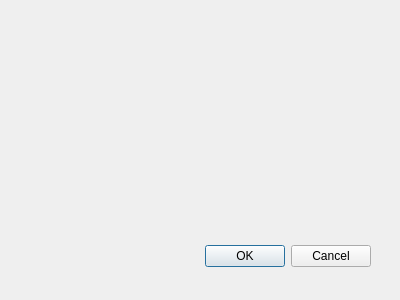
This is src/widgets/scenepropertiesdialog.ui in obiwankennedy/rmindmap as Qt 5 draws it before an edit. The edited form follows.
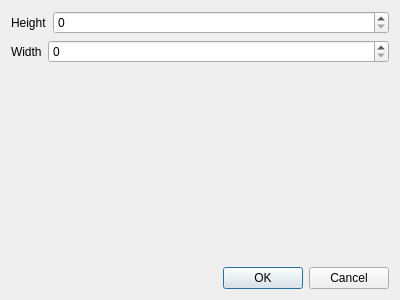
This is the edited form.

The edit to the form file:
```diff
--- a/src/widgets/scenepropertiesdialog.ui
+++ b/src/widgets/scenepropertiesdialog.ui
@@ -15,15 +15,50 @@
   <property name="windowTitle">
    <string>Dialog</string>
   </property>
-  <widget name="buttonBox" class="QDialogButtonBox">
-   <property name="geometry">
-    <rect>
-     <x>30</x>
-     <y>240</y>
-     <width>341</width>
-     <height>32</height>
-    </rect>
-   </property>
+  <layout class="QVBoxLayout" name="verticalLayout">
+   <item>
+    <layout class="QHBoxLayout" name="horizontalLayout_2" stretch="0,1">
+     <item>
+      <widget class="QLabel" name="label_2">
+       <property name="text">
+        <string>Height</string>
+       </property>
+      </widget>
+     </item>
+     <item>
+      <widget class="QSpinBox" name="m_height"/>
+     </item>
+    </layout>
+   </item>
+   <item>
+    <layout class="QHBoxLayout" name="horizontalLayout" stretch="0,1">
+     <item>
+      <widget class="QLabel" name="label">
+       <property name="text">
+        <string>Width</string>
+       </property>
+      </widget>
+     </item>
+     <item>
+      <widget class="QSpinBox" name="m_width"/>
+     </item>
+    </layout>
+   </item>
+   <item>
+    <spacer name="verticalSpacer">
+     <property name="orientation">
+      <enum>Qt::Vertical</enum>
+     </property>
+     <property name="sizeHint" stdset="0">
+      <size>
+       <width>20</width>
+       <height>40</height>
+      </size>
+     </property>
+    </spacer>
+   </item>
+   <item>
+    <widget class="QDialogButtonBox" name="buttonBox">
    <property name="orientation">
     <enum>Qt::Horizontal</enum>
    </property>
@@ -31,6 +66,8 @@
     <set>QDialogButtonBox::Cancel|QDialogButtonBox::Ok</set>
    </property>
   </widget>
+   </item>
+  </layout>
  </widget>
  <pixmapfunction/>
  <resources/>
```
Left out of the diff: 7 changed lines with no effect on the pictures. Lines whose indentation alone changed are shown as unchanged.
